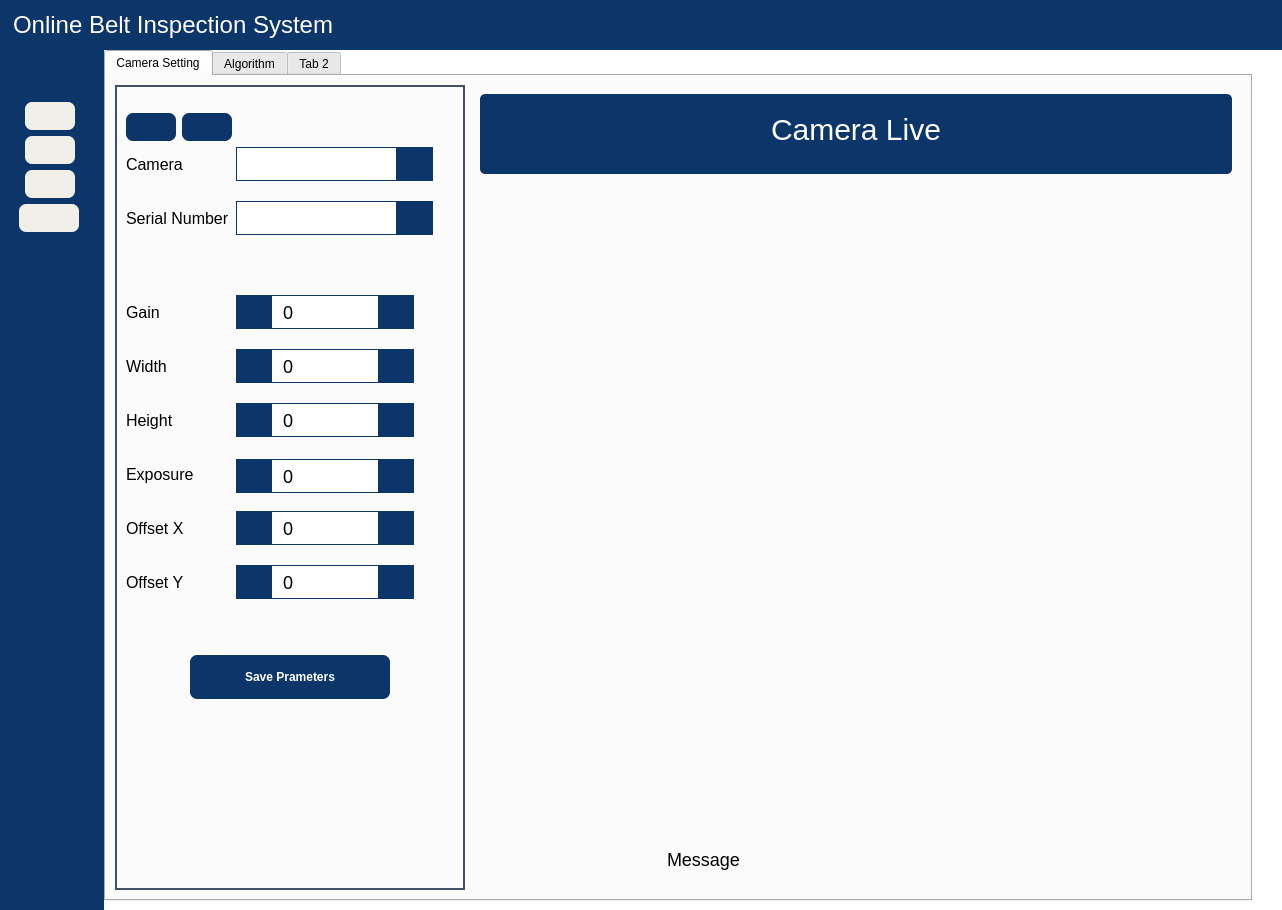
The window that UIFiles/main_UI.ui (DORSA-co/MSC_Conveyor) describes before a commit, drawn with Qt 5.
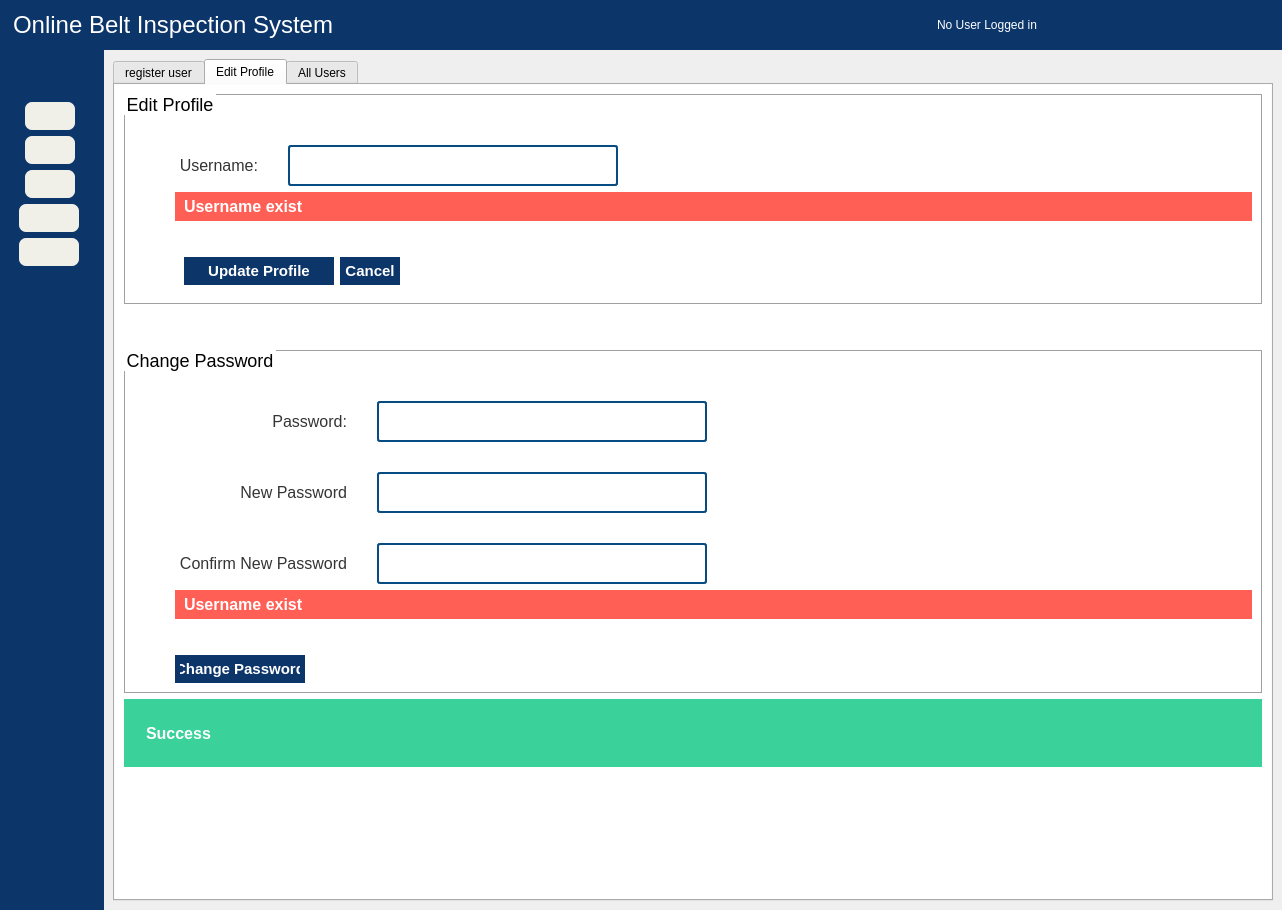
The same window after the commit. Icons and pictures are not drawn.

Commit message: users page init

```diff
--- a/UIFiles/main_UI.ui
+++ b/UIFiles/main_UI.ui
@@ -32,6 +32,7 @@
 	padding: 5px;
 	font-size: 11pt;
 	font-weight: bold;
+	background-color: rgb(12, 53, 106);
 }
 
 QPushButton:hover{
@@ -449,6 +450,48 @@
          </property>
         </spacer>
        </item>
+       <item>
+        <widget class="QFrame" name="frame_27">
+         <property name="frameShape">
+          <enum>QFrame::StyledPanel</enum>
+         </property>
+         <property name="frameShadow">
+          <enum>QFrame::Raised</enum>
+         </property>
+         <layout class="QHBoxLayout" name="horizontalLayout_20">
+          <item>
+           <widget class="QLabel" name="logined_username_lbl">
+            <property name="styleSheet">
+             <string notr="true">color:#ffffff;</string>
+            </property>
+            <property name="text">
+             <string>No User Logged in</string>
+            </property>
+           </widget>
+          </item>
+          <item>
+           <widget class="QPushButton" name="login_logout_btn">
+            <property name="styleSheet">
+             <string notr="true"/>
+            </property>
+            <property name="text">
+             <string/>
+            </property>
+            <property name="icon">
+             <iconset resource="assets/assets.qrc">
+              <normaloff>:/icons/icon/icons8-user-50.png</normaloff>:/icons/icon/icons8-user-50.png</iconset>
+            </property>
+            <property name="iconSize">
+             <size>
+              <width>35</width>
+              <height>35</height>
+             </size>
+            </property>
+           </widget>
+          </item>
+         </layout>
+        </widget>
+       </item>
        <item>
         <widget class="QFrame" name="frame_5">
          <property name="maximumSize">
@@ -924,6 +967,57 @@
             </property>
            </widget>
           </item>
+          <item>
+           <widget class="QPushButton" name="usersBtn">
+            <property name="maximumSize">
+             <size>
+              <width>60</width>
+              <height>60</height>
+             </size>
+            </property>
+            <property name="cursor">
+             <cursorShape>PointingHandCursor</cursorShape>
+            </property>
+            <property name="toolTip">
+             <string>Setting</string>
+            </property>
+            <property name="styleSheet">
+             <string notr="true">QPushButton{
+	color: white;
+	padding: 5px;
+	font-size: 11pt;
+	font-weight: bold;
+	border-radius:7px;
+   background-color:#F1F0E8;
+}
+
+QPushButton:hover{
+	background: #a3a3a3;
+}
+
+QPushButton:disabled {
+    color: #8D8D8D;
+}
+
+QPushButton:pressed {
+	background: rgb(0, 0, 0);
+}</string>
+            </property>
+            <property name="text">
+             <string/>
+            </property>
+            <property name="icon">
+             <iconset>
+              <normaloff>../icons/settings.png</normaloff>../icons/settings.png</iconset>
+            </property>
+            <property name="iconSize">
+             <size>
+              <width>51</width>
+              <height>51</height>
+             </size>
+            </property>
+           </widget>
+          </item>
           <item>
            <spacer name="verticalSpacer_4">
             <property name="orientation">
@@ -1004,7 +1098,7 @@
              <number>3</number>
             </property>
             <property name="currentIndex">
-             <number>3</number>
+             <number>4</number>
             </property>
             <widget class="QWidget" name="Live_View_Page">
              <layout class="QHBoxLayout" name="horizontalLayout_7">
@@ -6166,6 +6260,848 @@
               </item>
              </layout>
             </widget>
+            <widget class="QWidget" name="Users_page">
+             <layout class="QVBoxLayout" name="verticalLayout_47">
+              <item>
+               <widget class="QTabWidget" name="user_tabs">
+                <property name="styleSheet">
+                 <string notr="true">#all_users_tab,
+#user_profile_tab,
+#user_register_tab
+{
+	
+	background-color: #ffffff;
+
+}</string>
+                </property>
+                <property name="currentIndex">
+                 <number>1</number>
+                </property>
+                <widget class="QWidget" name="user_register_tab">
+                 <attribute name="title">
+                  <string>register user</string>
+                 </attribute>
+                 <layout class="QVBoxLayout" name="verticalLayout_41">
+                  <item>
+                   <widget class="QFrame" name="gridFrame_2">
+                    <property name="styleSheet">
+                     <string notr="true">QLabel{
+	font-size: 16px;
+	color: rgb(52, 52, 52);
+	padding-right: 20px;
+	
+}
+
+
+QLineEdit
+{
+	max-width: 300px;
+
+}</string>
+                    </property>
+                    <layout class="QGridLayout" name="gridLayout_9">
+                     <property name="spacing">
+                      <number>3</number>
+                     </property>
+                     <item row="6" column="1">
+                      <widget class="QComboBox" name="userpage_user_role_combobox">
+                       <item>
+                        <property name="text">
+                         <string>admin</string>
+                        </property>
+                       </item>
+                      </widget>
+                     </item>
+                     <item row="5" column="0">
+                      <spacer name="verticalSpacer_15">
+                       <property name="orientation">
+                        <enum>Qt::Vertical</enum>
+                       </property>
+                       <property name="sizeType">
+                        <enum>QSizePolicy::Maximum</enum>
+                       </property>
+                       <property name="sizeHint" stdset="0">
+                        <size>
+                         <width>20</width>
+                         <height>20</height>
+                        </size>
+                       </property>
+                      </spacer>
+                     </item>
+                     <item row="2" column="1">
+                      <widget class="QLineEdit" name="userpage_password_inpt"/>
+                     </item>
+                     <item row="0" column="1">
+                      <widget class="QLineEdit" name="userpage_username_inpt"/>
+                     </item>
+                     <item row="6" column="0">
+                      <widget class="QLabel" name="label_62">
+                       <property name="text">
+                        <string>User Role:</string>
+                       </property>
+                       <property name="alignment">
+                        <set>Qt::AlignRight|Qt::AlignTrailing|Qt::AlignVCenter</set>
+                       </property>
+                      </widget>
+                     </item>
+                     <item row="0" column="0">
+                      <widget class="QLabel" name="label_64">
+                       <property name="text">
+                        <string>Username:</string>
+                       </property>
+                       <property name="alignment">
+                        <set>Qt::AlignRight|Qt::AlignTrailing|Qt::AlignVCenter</set>
+                       </property>
+                      </widget>
+                     </item>
+                     <item row="4" column="1">
+                      <widget class="QLineEdit" name="userpage_confirm_password_inpt">
+                       <property name="styleSheet">
+                        <string notr="true"/>
+                       </property>
+                      </widget>
+                     </item>
+                     <item row="2" column="0">
+                      <widget class="QLabel" name="label_65">
+                       <property name="text">
+                        <string>Password:</string>
+                       </property>
+                       <property name="alignment">
+                        <set>Qt::AlignRight|Qt::AlignTrailing|Qt::AlignVCenter</set>
+                       </property>
+                      </widget>
+                     </item>
+                     <item row="0" column="2">
+                      <spacer name="horizontalSpacer_23">
+                       <property name="orientation">
+                        <enum>Qt::Horizontal</enum>
+                       </property>
+                       <property name="sizeHint" stdset="0">
+                        <size>
+                         <width>40</width>
+                         <height>20</height>
+                        </size>
+                       </property>
+                      </spacer>
+                     </item>
+                     <item row="3" column="0">
+                      <spacer name="verticalSpacer_13">
+                       <property name="orientation">
+                        <enum>Qt::Vertical</enum>
+                       </property>
+                       <property name="sizeType">
+                        <enum>QSizePolicy::Maximum</enum>
+                       </property>
+                       <property name="sizeHint" stdset="0">
+                        <size>
+                         <width>20</width>
+                         <height>20</height>
+                        </size>
+                       </property>
+                      </spacer>
+                     </item>
+                     <item row="4" column="0">
+                      <widget class="QLabel" name="label_66">
+                       <property name="text">
+                        <string>Pasword Confirm:</string>
+                       </property>
+                       <property name="alignment">
+                        <set>Qt::AlignRight|Qt::AlignTrailing|Qt::AlignVCenter</set>
+                       </property>
+                      </widget>
+                     </item>
+                     <item row="7" column="0">
+                      <spacer name="verticalSpacer_16">
+                       <property name="orientation">
+                        <enum>Qt::Vertical</enum>
+                       </property>
+                       <property name="sizeType">
+                        <enum>QSizePolicy::Maximum</enum>
+                       </property>
+                       <property name="sizeHint" stdset="0">
+                        <size>
+                         <width>20</width>
+                         <height>40</height>
+                        </size>
+                       </property>
+                      </spacer>
+                     </item>
+                     <item row="1" column="0">
+                      <spacer name="verticalSpacer_18">
+                       <property name="orientation">
+                        <enum>Qt::Vertical</enum>
+                       </property>
+                       <property name="sizeType">
+                        <enum>QSizePolicy::Maximum</enum>
+                       </property>
+                       <property name="sizeHint" stdset="0">
+                        <size>
+                         <width>20</width>
+                         <height>15</height>
+                        </size>
+                       </property>
+                      </spacer>
+                     </item>
+                     <item row="8" column="1">
+                      <widget class="QPushButton" name="userspage_add_user_btn">
+                       <property name="styleSheet">
+                        <string notr="true">max-width: 120px;</string>
+                       </property>
+                       <property name="text">
+                        <string>Register</string>
+                       </property>
+                       <property name="icon">
+                        <iconset>
+                         <normaloff>:/assets/Assets/icons/icons8-plus-white-50.png</normaloff>:/assets/Assets/icons/icons8-plus-white-50.png</iconset>
+                       </property>
+                      </widget>
+                     </item>
+                    </layout>
+                   </widget>
+                  </item>
+                  <item>
+                   <spacer name="verticalSpacer_21">
+                    <property name="orientation">
+                     <enum>Qt::Vertical</enum>
+                    </property>
+                    <property name="sizeType">
+                     <enum>QSizePolicy::Maximum</enum>
+                    </property>
+                    <property name="sizeHint" stdset="0">
+                     <size>
+                      <width>20</width>
+                      <height>15</height>
+                     </size>
+                    </property>
+                   </spacer>
+                  </item>
+                  <item>
+                   <widget class="QLabel" name="userspage_register_error_lbl">
+                    <property name="minimumSize">
+                     <size>
+                      <width>310</width>
+                      <height>35</height>
+                     </size>
+                    </property>
+                    <property name="styleSheet">
+                     <string notr="true">font-size: 16px;
+font-weight: bold;
+color: #ffffff;
+background-color: rgb(255, 95, 84);
+padding:5px;
+
+min-width: 300px;
+max-width: 16777px;
+</string>
+                    </property>
+                    <property name="text">
+                     <string>Username exist</string>
+                    </property>
+                   </widget>
+                  </item>
+                  <item>
+                   <widget class="QFrame" name="userspage_register_success_frame">
+                    <property name="styleSheet">
+                     <string notr="true">QFrame{
+background-color: rgb(58, 209, 154);
+}</string>
+                    </property>
+                    <property name="frameShape">
+                     <enum>QFrame::StyledPanel</enum>
+                    </property>
+                    <property name="frameShadow">
+                     <enum>QFrame::Raised</enum>
+                    </property>
+                    <layout class="QHBoxLayout" name="horizontalLayout_39">
+                     <item>
+                      <widget class="QLabel" name="label_88">
+                       <property name="maximumSize">
+                        <size>
+                         <width>50</width>
+                         <height>50</height>
+                        </size>
+                       </property>
+                       <property name="text">
+                        <string/>
+                       </property>
+                       <property name="pixmap">
+                        <pixmap>:/assets/icons/icons8-check-150.png</pixmap>
+                       </property>
+                       <property name="scaledContents">
+                        <bool>true</bool>
+                       </property>
+                      </widget>
+                     </item>
+                     <item>
+                      <widget class="QLabel" name="userspage_register_success_lbl">
+                       <property name="minimumSize">
+                        <size>
+                         <width>0</width>
+                         <height>50</height>
+                        </size>
+                       </property>
+                       <property name="styleSheet">
+                        <string notr="true">font-size: 16px;
+font-weight: bold;
+color: #ffffff;
+
+</string>
+                       </property>
+                       <property name="text">
+                        <string>Success</string>
+                       </property>
+                       <property name="scaledContents">
+                        <bool>false</bool>
+                       </property>
+                      </widget>
+                     </item>
+                     <item>
+                      <spacer name="horizontalSpacer_70">
+                       <property name="orientation">
+                        <enum>Qt::Horizontal</enum>
+                       </property>
+                       <property name="sizeHint" stdset="0">
+                        <size>
+                         <width>40</width>
+                         <height>20</height>
+                        </size>
+                       </property>
+                      </spacer>
+                     </item>
+                    </layout>
+                   </widget>
+                  </item>
+                  <item>
+                   <spacer name="verticalSpacer_19">
+                    <property name="orientation">
+                     <enum>Qt::Vertical</enum>
+                    </property>
+                    <property name="sizeHint" stdset="0">
+                     <size>
+                      <width>20</width>
+                      <height>40</height>
+                     </size>
+                    </property>
+                   </spacer>
+                  </item>
+                 </layout>
+                </widget>
+                <widget class="QWidget" name="user_profile_tab">
+                 <attribute name="title">
+                  <string>Edit Profile</string>
+                 </attribute>
+                 <layout class="QVBoxLayout" name="verticalLayout_42">
+                  <item>
+                   <widget class="QGroupBox" name="userpage_editprofile_edit_profile_groupbox">
+                    <property name="styleSheet">
+                     <string notr="true">QLabel{
+	font-size: 16px;
+	color: rgb(52, 52, 52);
+	padding-right: 20px;
+	
+}
+
+
+QLineEdit
+{
+	max-width: 300px;
+
+}</string>
+                    </property>
+                    <property name="title">
+                     <string>Edit Profile</string>
+                    </property>
+                    <layout class="QHBoxLayout" name="horizontalLayout_40">
+                     <property name="leftMargin">
+                      <number>50</number>
+                     </property>
+                     <property name="topMargin">
+                      <number>50</number>
+                     </property>
+                     <item>
+                      <layout class="QVBoxLayout" name="verticalLayout_43">
+                       <property name="leftMargin">
+                        <number>0</number>
+                       </property>
+                       <item>
+                        <layout class="QGridLayout" name="gridLayout_18">
+                         <property name="verticalSpacing">
+                          <number>25</number>
+                         </property>
+                         <item row="0" column="1">
+                          <widget class="QLineEdit" name="userpage_editprofile_username_inpt"/>
+                         </item>
+                         <item row="0" column="0">
+                          <widget class="QLabel" name="label_79">
+                           <property name="text">
+                            <string>Username:</string>
+                           </property>
+                           <property name="alignment">
+                            <set>Qt::AlignRight|Qt::AlignTrailing|Qt::AlignVCenter</set>
+                           </property>
+                          </widget>
+                         </item>
+                         <item row="0" column="2">
+                          <spacer name="horizontalSpacer_39">
+                           <property name="orientation">
+                            <enum>Qt::Horizontal</enum>
+                           </property>
+                           <property name="sizeHint" stdset="0">
+                            <size>
+                             <width>40</width>
+                             <height>20</height>
+                            </size>
+                           </property>
+                          </spacer>
+                         </item>
+                        </layout>
+                       </item>
+                       <item>
+                        <widget class="QLabel" name="editprofile_error_lbl">
+                         <property name="styleSheet">
+                          <string notr="true">font-size: 16px;
+font-weight: bold;
+color: #ffffff;
+background-color: rgb(255, 95, 84);
+padding:5px;
+
+min-width: 100px;
+max-width: 16777px;
+max-height: 30px;
+</string>
+                         </property>
+                         <property name="text">
+                          <string>Username exist</string>
+                         </property>
+                        </widget>
+                       </item>
+                       <item>
+                        <widget class="QFrame" name="horizontalFrame_7">
+                         <property name="styleSheet">
+                          <string notr="true">QPushButton {
+max-width: 120px;
+}</string>
+                         </property>
+                         <layout class="QHBoxLayout" name="horizontalLayout_41">
+                          <property name="topMargin">
+                           <number>30</number>
+                          </property>
+                          <item>
+                           <widget class="QPushButton" name="userpage_editprofile_update_btn">
+                            <property name="minimumSize">
+                             <size>
+                              <width>150</width>
+                              <height>0</height>
+                             </size>
+                            </property>
+                            <property name="maximumSize">
+                             <size>
+                              <width>130</width>
+                              <height>16777215</height>
+                             </size>
+                            </property>
+                            <property name="styleSheet">
+                             <string notr="true"/>
+                            </property>
+                            <property name="text">
+                             <string>Update Profile</string>
+                            </property>
+                           </widget>
+                          </item>
+                          <item>
+                           <widget class="QPushButton" name="userpage_editprofile_cancel_btn">
+                            <property name="text">
+                             <string>Cancel</string>
+                            </property>
+                           </widget>
+                          </item>
+                          <item>
+                           <spacer name="horizontalSpacer_69">
+                            <property name="orientation">
+                             <enum>Qt::Horizontal</enum>
+                            </property>
+                            <property name="sizeHint" stdset="0">
+                             <size>
+                              <width>40</width>
+                              <height>20</height>
+                             </size>
+                            </property>
+                           </spacer>
+                          </item>
+                         </layout>
+                        </widget>
+                       </item>
+                      </layout>
+                     </item>
+                    </layout>
+                   </widget>
+                  </item>
+                  <item>
+                   <spacer name="verticalSpacer_35">
+                    <property name="orientation">
+                     <enum>Qt::Vertical</enum>
+                    </property>
+                    <property name="sizeType">
+                     <enum>QSizePolicy::Maximum</enum>
+                    </property>
+                    <property name="sizeHint" stdset="0">
+                     <size>
+                      <width>20</width>
+                      <height>40</height>
+                     </size>
+                    </property>
+                   </spacer>
+                  </item>
+                  <item>
+                   <widget class="QGroupBox" name="userpage_editprofile_change_pass_groupbox">
+                    <property name="styleSheet">
+                     <string notr="true">QLabel{
+	font-size: 16px;
+	color: rgb(52, 52, 52);
+	padding-right: 20px;
+	
+}
+
+
+QLineEdit
+{
+	max-width: 300px;
+
+}</string>
+                    </property>
+                    <property name="title">
+                     <string>Change Password</string>
+                    </property>
+                    <layout class="QHBoxLayout" name="horizontalLayout_43">
+                     <property name="leftMargin">
+                      <number>50</number>
+                     </property>
+                     <property name="topMargin">
+                      <number>50</number>
+                     </property>
+                     <item>
+                      <layout class="QVBoxLayout" name="verticalLayout_44">
+                       <property name="leftMargin">
+                        <number>0</number>
+                       </property>
+                       <item>
+                        <layout class="QGridLayout" name="gridLayout_22">
+                         <property name="verticalSpacing">
+                          <number>30</number>
+                         </property>
+                         <item row="0" column="0">
+                          <widget class="QLabel" name="label_80">
+                           <property name="text">
+                            <string>Password:</string>
+                           </property>
+                           <property name="alignment">
+                            <set>Qt::AlignRight|Qt::AlignTrailing|Qt::AlignVCenter</set>
+                           </property>
+                          </widget>
+                         </item>
+                         <item row="1" column="0">
+                          <widget class="QLabel" name="label_81">
+                           <property name="text">
+                            <string>New Password</string>
+                           </property>
+                           <property name="alignment">
+                            <set>Qt::AlignRight|Qt::AlignTrailing|Qt::AlignVCenter</set>
+                           </property>
+                          </widget>
+                         </item>
+                         <item row="2" column="1">
+                          <widget class="QLineEdit" name="userpage_editprofile_confirm_new_password_inpt"/>
+                         </item>
+                         <item row="0" column="1">
+                          <widget class="QLineEdit" name="userpage_editprofile_old_password_inpt"/>
+                         </item>
+                         <item row="2" column="0">
+                          <widget class="QLabel" name="label_86">
+                           <property name="text">
+                            <string>Confirm New Password</string>
+                           </property>
+                           <property name="alignment">
+                            <set>Qt::AlignRight|Qt::AlignTrailing|Qt::AlignVCenter</set>
+                           </property>
+                          </widget>
+                         </item>
+                         <item row="1" column="1">
+                          <widget class="QLineEdit" name="userpage_editprofile_new_password_inpt"/>
+                         </item>
+                         <item row="0" column="2">
+                          <spacer name="horizontalSpacer_73">
+                           <property name="orientation">
+                            <enum>Qt::Horizontal</enum>
+                           </property>
+                           <property name="sizeHint" stdset="0">
+                            <size>
+                             <width>40</width>
+                             <height>20</height>
+                            </size>
+                           </property>
+                          </spacer>
+                         </item>
+                        </layout>
+                       </item>
+                       <item>
+                        <widget class="QLabel" name="changepass_error_lbl">
+                         <property name="styleSheet">
+                          <string notr="true">font-size: 16px;
+font-weight: bold;
+color: #ffffff;
+background-color: rgb(255, 95, 84);
+padding:5px;
+
+min-width: 300px;
+max-width: 16777px;
+max-height: 30px;
+</string>
+                         </property>
+                         <property name="text">
+                          <string>Username exist</string>
+                         </property>
+                        </widget>
+                       </item>
+                       <item>
+                        <layout class="QHBoxLayout" name="horizontalLayout_44">
+                         <property name="topMargin">
+                          <number>30</number>
+                         </property>
+                         <item>
+                          <widget class="QPushButton" name="userpage_editprofile_change_password_btn">
+                           <property name="maximumSize">
+                            <size>
+                             <width>130</width>
+                             <height>16777215</height>
+                            </size>
+                           </property>
+                           <property name="styleSheet">
+                            <string notr="true">max-width: 120px;</string>
+                           </property>
+                           <property name="text">
+                            <string>Change Password</string>
+                           </property>
+                          </widget>
+                         </item>
+                         <item>
+                          <spacer name="horizontalSpacer_97">
+                           <property name="orientation">
+                            <enum>Qt::Horizontal</enum>
+                           </property>
+                           <property name="sizeHint" stdset="0">
+                            <size>
+                             <width>40</width>
+                             <height>20</height>
+                            </size>
+                           </property>
+                          </spacer>
+                         </item>
+                        </layout>
+                       </item>
+                      </layout>
+                     </item>
+                    </layout>
+                   </widget>
+                  </item>
+                  <item>
+                   <widget class="QFrame" name="userspage_editprofile_success_frame">
+                    <property name="styleSheet">
+                     <string notr="true">QFrame{
+background-color: rgb(58, 209, 154);
+}</string>
+                    </property>
+                    <property name="frameShape">
+                     <enum>QFrame::StyledPanel</enum>
+                    </property>
+                    <property name="frameShadow">
+                     <enum>QFrame::Raised</enum>
+                    </property>
+                    <layout class="QHBoxLayout" name="horizontalLayout_45">
+                     <item>
+                      <widget class="QLabel" name="label_89">
+                       <property name="maximumSize">
+                        <size>
+                         <width>50</width>
+                         <height>50</height>
+                        </size>
+                       </property>
+                       <property name="text">
+                        <string/>
+                       </property>
+                       <property name="pixmap">
+                        <pixmap>:/assets/icons/icons8-check-150.png</pixmap>
+                       </property>
+                       <property name="scaledContents">
+                        <bool>true</bool>
+                       </property>
+                      </widget>
+                     </item>
+                     <item>
+                      <widget class="QLabel" name="userspage_editprofile_success_lbl">
+                       <property name="minimumSize">
+                        <size>
+                         <width>0</width>
+                         <height>50</height>
+                        </size>
+                       </property>
+                       <property name="styleSheet">
+                        <string notr="true">font-size: 16px;
+font-weight: bold;
+color: #ffffff;
+
+</string>
+                       </property>
+                       <property name="text">
+                        <string>Success</string>
+                       </property>
+                       <property name="scaledContents">
+                        <bool>false</bool>
+                       </property>
+                      </widget>
+                     </item>
+                     <item>
+                      <spacer name="horizontalSpacer_71">
+                       <property name="orientation">
+                        <enum>Qt::Horizontal</enum>
+                       </property>
+                       <property name="sizeHint" stdset="0">
+                        <size>
+                         <width>40</width>
+                         <height>20</height>
+                        </size>
+                       </property>
+                      </spacer>
+                     </item>
+                    </layout>
+                   </widget>
+                  </item>
+                  <item>
+                   <spacer name="verticalSpacer_36">
+                    <property name="orientation">
+                     <enum>Qt::Vertical</enum>
+                    </property>
+                    <property name="sizeHint" stdset="0">
+                     <size>
+                      <width>20</width>
+                      <height>40</height>
+                     </size>
+                    </property>
+                   </spacer>
+                  </item>
+                 </layout>
+                </widget>
+                <widget class="QWidget" name="all_users_tab">
+                 <attribute name="title">
+                  <string>All Users</string>
+                 </attribute>
+                 <layout class="QVBoxLayout" name="verticalLayout_45">
+                  <item>
+                   <widget class="QLabel" name="userspage_user_heading_lbl">
+                    <property name="styleSheet">
+                     <string notr="true">font-size: 16px;
+font-weight: bold;
+color: rgb(6, 76, 130);
+min-height: 80px;
+max-height: 80px;</string>
+                    </property>
+                    <property name="text">
+                     <string>Only Admin Can Access</string>
+                    </property>
+                   </widget>
+                  </item>
+                  <item>
+                   <widget class="QTableWidget" name="userpage_all_users_table">
+                    <property name="autoFillBackground">
+                     <bool>false</bool>
+                    </property>
+                    <property name="styleSheet">
+                     <string notr="true">
+QHeaderView::section {
+    background-color:rgb(12, 53, 106);
+	color: #ffffff;
+    padding: 4px;
+    font-size: 10pt;
+    border-style: none;
+    border-bottom: 1px solid #fffff8;
+    border-right: 1px solid #fffff8;
+}
+
+QHeaderView::section:horizontal
+{
+    border-top: 1px solid #fffff8;
+}
+
+QHeaderView::section:vertical
+{
+    border: 1px solid #fffff8;
+}
+
+</string>
+                    </property>
+                    <property name="frameShape">
+                     <enum>QFrame::StyledPanel</enum>
+                    </property>
+                    <property name="frameShadow">
+                     <enum>QFrame::Raised</enum>
+                    </property>
+                    <property name="sizeAdjustPolicy">
+                     <enum>QAbstractScrollArea::AdjustToContents</enum>
+                    </property>
+                    <property name="editTriggers">
+                     <set>QAbstractItemView::NoEditTriggers</set>
+                    </property>
+                    <property name="defaultDropAction">
+                     <enum>Qt::IgnoreAction</enum>
+                    </property>
+                    <property name="alternatingRowColors">
+                     <bool>false</bool>
+                    </property>
+                    <property name="selectionMode">
+                     <enum>QAbstractItemView::NoSelection</enum>
+                    </property>
+                    <property name="selectionBehavior">
+                     <enum>QAbstractItemView::SelectRows</enum>
+                    </property>
+                    <property name="textElideMode">
+                     <enum>Qt::ElideMiddle</enum>
+                    </property>
+                    <property name="sortingEnabled">
+                     <bool>false</bool>
+                    </property>
+                    <property name="cornerButtonEnabled">
+                     <bool>true</bool>
+                    </property>
+                    <property name="rowCount">
+                     <number>3</number>
+                    </property>
+                    <property name="columnCount">
+                     <number>5</number>
+                    </property>
+                    <attribute name="horizontalHeaderVisible">
+                     <bool>false</bool>
+                    </attribute>
+                    <attribute name="horizontalHeaderDefaultSectionSize">
+                     <number>150</number>
+                    </attribute>
+                    <attribute name="verticalHeaderVisible">
+                     <bool>false</bool>
+                    </attribute>
+                    <row/>
+                    <row/>
+                    <row/>
+                    <column/>
+                    <column/>
+                    <column/>
+                    <column/>
+                    <column/>
+                   </widget>
+                  </item>
+                 </layout>
+                </widget>
+               </widget>
+              </item>
+             </layout>
+            </widget>
            </widget>
           </item>
          </layout>
```
Left out of the diff: 2 changed lines with no effect on the pictures. The commit also changes 45 other files.
